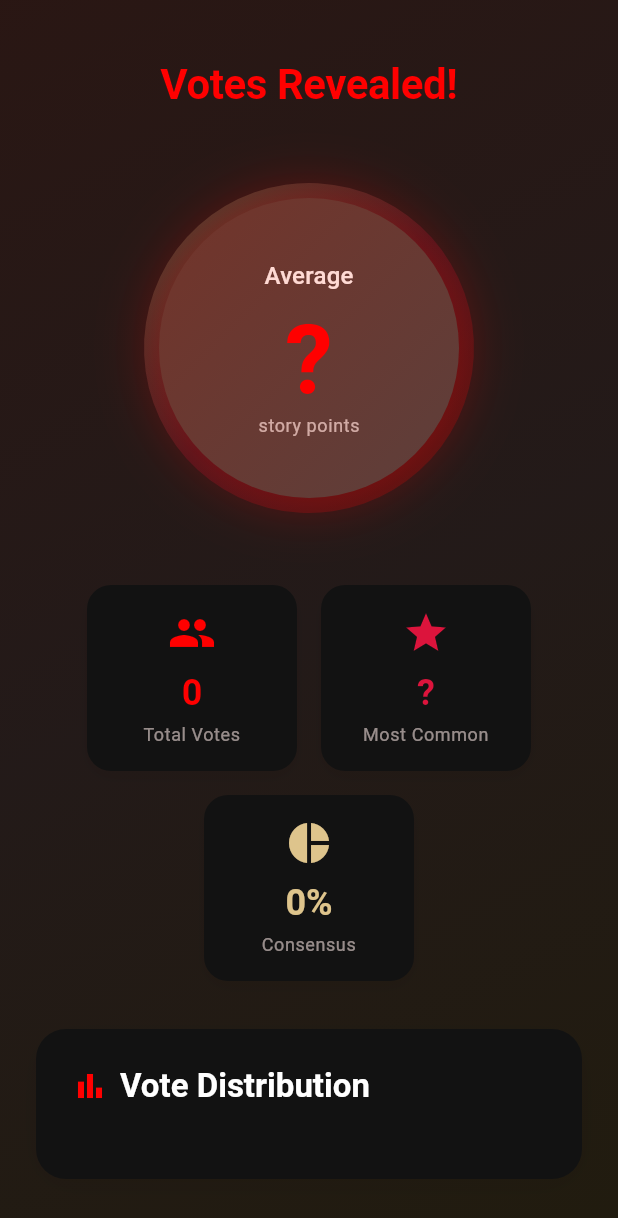
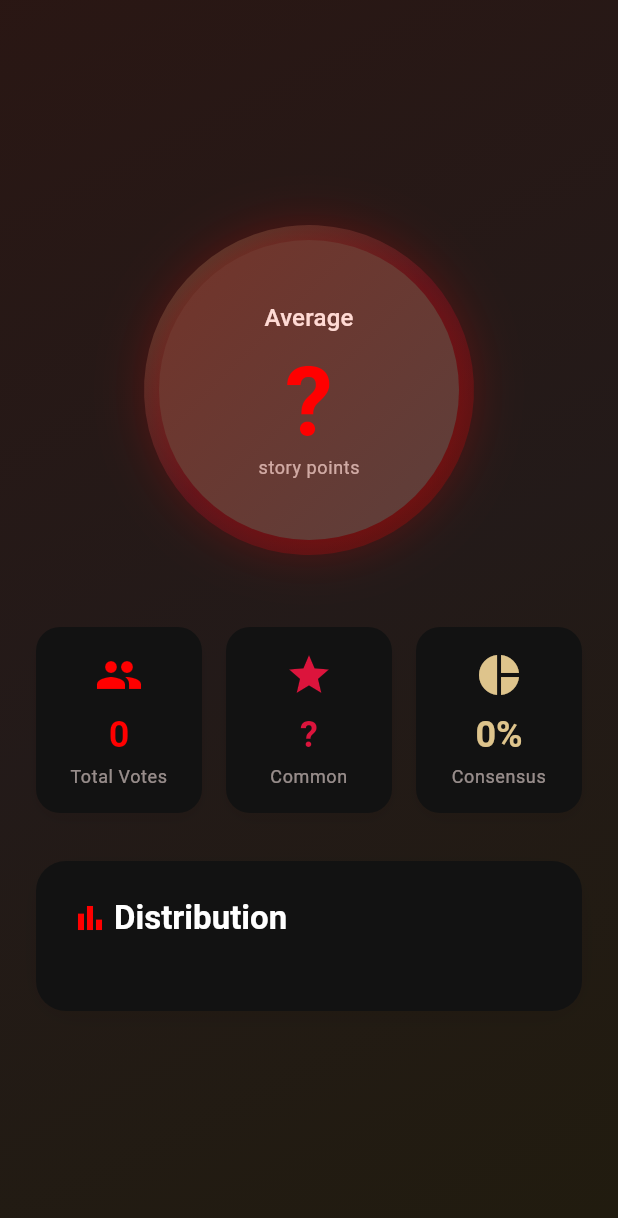
Before and after one commit to radeveloper/frontend, a Flutter app: the RevealScreen widget shown alone on an empty page, opened directly with empty values, on a phone screen of 412 x 824 dp. Shown: the top 1218 px of the screen. Run offline on Flutter 3.47's test engine with Material 3 defaults, Android fonts, the phone set to English and light mode, and no system bars; our stand-ins replace flutter_riverpod, socket_io_client.

Commit message:
feat: Refactor reveal screen layout for improved statistics display and UI consistency

```diff
--- a/lib/features/room/presentation/widgets/reveal_screen.dart
+++ b/lib/features/room/presentation/widgets/reveal_screen.dart
@@ -152,16 +152,6 @@ class _RevealScreenState extends State<RevealScreen>
                 child: Column(
                   mainAxisAlignment: MainAxisAlignment.center,
                   children: [
-                    // Title
-                    Text(
-                      'Votes Revealed!',
-                      style: theme.textTheme.headlineMedium?.copyWith(
-                        fontWeight: FontWeight.bold,
-                        color: theme.colorScheme.primary,
-                      ),
-                    ),
-                    const SizedBox(height: 48),
-
                     // Average Circle
                     ScaleTransition(
                       scale: _scaleAnimation,
@@ -306,31 +296,38 @@ class _RevealScreenState extends State<RevealScreen>
   ) {
     final theme = Theme.of(context);
 
-    return Wrap(
-      alignment: WrapAlignment.center,
-      spacing: 16,
-      runSpacing: 16,
+    return Row(
+      mainAxisAlignment: MainAxisAlignment.center,
+      crossAxisAlignment: CrossAxisAlignment.start,
       children: [
-        _buildStatCard(
+        Expanded(
+          child: _buildStatCard(
             context,
             icon: Icons.people,
             label: 'Total Votes',
             value: widget.votes.length.toString(),
             color: theme.colorScheme.primary,
           ),
-        _buildStatCard(
+        ),
+        const SizedBox(width: 16),
+        Expanded(
+          child: _buildStatCard(
             context,
             icon: Icons.star,
-          label: 'Most Common',
+            label: 'Common',
             value: mostCommon,
             color: theme.colorScheme.secondary,
           ),
-        _buildStatCard(
+        ),
+        const SizedBox(width: 16),
+        Expanded(
+          child: _buildStatCard(
             context,
             icon: Icons.pie_chart,
             label: 'Consensus',
             value: '$consensus%',
             color: theme.colorScheme.tertiary,
+          ),
         ),
       ],
     );
@@ -430,9 +427,9 @@ class _RevealScreenState extends State<RevealScreen>
                     Icons.bar_chart,
                     color: theme.colorScheme.primary,
                   ),
-                  const SizedBox(width: 8),
+                  const SizedBox(width: 4),
                   Text(
-                    'Vote Distribution',
+                    'Distribution',
                     style: theme.textTheme.titleLarge?.copyWith(
                       fontWeight: FontWeight.bold,
                     ),
@@ -447,13 +444,12 @@ class _RevealScreenState extends State<RevealScreen>
                     });
                   },
                   icon: Icon(
-                    _sortDescending ? Icons.arrow_downward : Icons.arrow_upward,
+                    _sortDescending ? Icons.sort_by_alpha_rounded : Icons.sort_by_alpha_rounded,
                   ),
                   tooltip: _sortDescending
                       ? 'Sort ascending'
                       : 'Sort descending',
                   style: IconButton.styleFrom(
-                    backgroundColor: theme.colorScheme.primaryContainer,
                     foregroundColor: theme.colorScheme.onPrimaryContainer,
                   ),
                 ),
```
Lines whose indentation alone changed are shown as unchanged.
